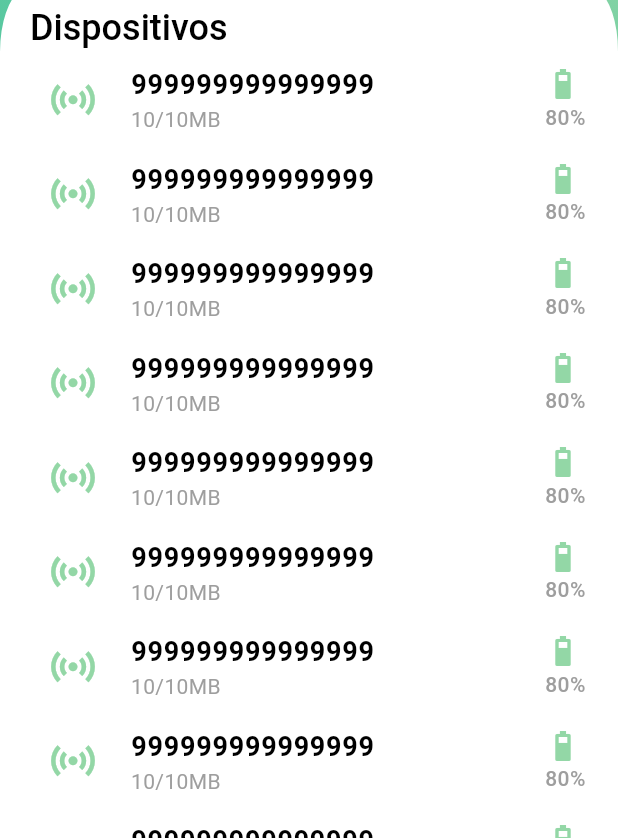
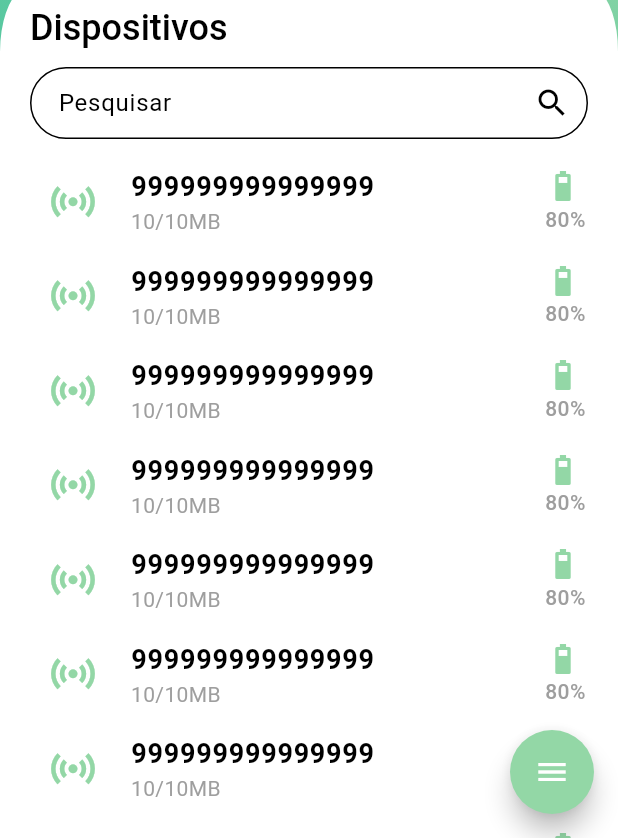
Before and after one commit to RobertoFMBarreto/guardian-people, a Flutter app: the screen it shows after launch, after a tap on "Nome Produtor", on a phone screen of 412 x 824 dp, the part 398-1236 px from its top. Run offline on Flutter 3.47's test engine with Material 2 defaults, Android fonts, the phone set to English and light mode, and no system bars; drawn by our look-alikes of flutter_speed_dial.

Commit message:
Added search field and floating action btn

```diff
--- a/lib/colors.dart
+++ b/lib/colors.dart
@@ -5,6 +5,7 @@ const gdBackgroundColor = Colors.white;
 const gdtOnBackgroundColor = Colors.black;
 const gdOnPrimaryColor = Colors.black;
 const gdSecondaryColor = Color.fromRGBO(147, 215, 166, 1);
+const gdSecondaryAltColor = Color.fromRGBO(147, 215, 166, 0.5);
 const gdOnSecondaryColor = Colors.white;
 const gdErrorColor = Color.fromRGBO(252, 118, 118, 1);
 const gdOnErrorColor = Color.fromRGBO(252, 118, 118, 1);
--- a/lib/main.dart
+++ b/lib/main.dart
@@ -40,7 +40,7 @@ class MyApp extends StatelessWidget {
         textSelectionTheme: const TextSelectionThemeData(
           cursorColor: gdSecondaryColor,
           selectionHandleColor: gdSecondaryColor,
-          selectionColor: gdSecondaryColor,
+          selectionColor: gdSecondaryAltColor,
         ),
         colorScheme: const ColorScheme(
           brightness: Brightness.light,
@@ -55,6 +55,24 @@ class MyApp extends StatelessWidget {
           surface: gdBackgroundColor,
           onSurface: gdtOnBackgroundColor,
         ),
+        inputDecorationTheme: InputDecorationTheme(
+          border: OutlineInputBorder(
+            borderRadius: BorderRadius.circular(50),
+          ),
+          focusedBorder: OutlineInputBorder(
+            borderRadius: BorderRadius.circular(50),
+          ),
+          errorBorder: OutlineInputBorder(
+            borderRadius: BorderRadius.circular(50),
+            borderSide: const BorderSide(color: gdErrorColor),
+          ),
+          floatingLabelStyle: const TextStyle(color: gdSecondaryTextColor),
+          filled: true,
+          contentPadding: const EdgeInsets.symmetric(
+            vertical: 0,
+            horizontal: 15,
+          ),
+        ),
         bottomSheetTheme: const BottomSheetThemeData(backgroundColor: gdBackgroundColor),
       ),
       initialRoute: '/admin',
--- /dev/null
+++ b/lib/models/models/custom_floating_btn_options.dart
@@ -0,0 +1,13 @@
+import 'package:flutter/material.dart';
+
+class CustomFloatingActionButtonOption {
+  final String title;
+  final IconData icon;
+  final Function()? onTap;
+
+  const CustomFloatingActionButtonOption({
+    required this.title,
+    required this.icon,
+    this.onTap,
+  });
+}
--- a/lib/pages/admin/producer_page.dart
+++ b/lib/pages/admin/producer_page.dart
@@ -1,7 +1,12 @@
 import 'package:flutter/material.dart';
+import 'package:guardian/models/models/custom_floating_btn_options.dart';
 import 'package:guardian/widgets/device_item.dart';
+import 'package:guardian/widgets/floating_action_button.dart';
+import 'package:guardian/widgets/inputs/search_field_input.dart';
 
-import '../../widgets/topbars/main_topbar/sliver_main_app_bar.dart';
+import 'package:guardian/widgets/topbars/main_topbar/sliver_main_app_bar.dart';
+
+import 'package:flutter_speed_dial/flutter_speed_dial.dart';
 
 class ProducerPage extends StatelessWidget {
   const ProducerPage({super.key});
@@ -10,6 +15,24 @@ class ProducerPage extends StatelessWidget {
   Widget build(BuildContext context) {
     ThemeData theme = Theme.of(context);
     return Scaffold(
+      floatingActionButton: CustomFloatingActionButton(
+        options: [
+          CustomFloatingActionButtonOption(
+            title: 'Adicionar Dispositivo',
+            icon: Icons.add,
+            onTap: () {
+              //!TODO: code for add device
+            },
+          ),
+          CustomFloatingActionButtonOption(
+            title: 'Remover Dispositivo',
+            icon: Icons.remove,
+            onTap: () {
+              //!TODO: code for remove device
+            },
+          ),
+        ],
+      ),
       body: SafeArea(
         child: CustomScrollView(
           slivers: [
@@ -47,8 +70,14 @@ class ProducerPage extends StatelessWidget {
                 ),
               ),
             ),
+            const SliverToBoxAdapter(
+              child: Padding(
+                padding: EdgeInsets.symmetric(horizontal: 20.0, vertical: 10.0),
+                child: SearchFieldInput(label: 'Pesquisar'),
+              ),
+            ),
             SliverList.builder(
-              itemCount: 10,
+              itemCount: 20,
               itemBuilder: (context, index) => const DeviceItem(
                 deviceImei: 999999999999999,
                 deviceData: 10,
--- /dev/null
+++ b/lib/widgets/floating_action_button.dart
@@ -0,0 +1,43 @@
+import 'package:flutter/material.dart';
+import 'package:flutter_speed_dial/flutter_speed_dial.dart';
+import 'package:guardian/models/models/custom_floating_btn_options.dart';
+
+class CustomFloatingActionButton extends StatelessWidget {
+  final List<CustomFloatingActionButtonOption> options;
+  const CustomFloatingActionButton({super.key, required this.options});
+
+  @override
+  Widget build(BuildContext context) {
+    ThemeData theme = Theme.of(context);
+    return SpeedDial(
+      elevation: 7,
+      backgroundColor: theme.colorScheme.secondary,
+      activeBackgroundColor: theme.colorScheme.onSecondary,
+      activeChild: Icon(
+        Icons.close,
+        color: theme.colorScheme.secondary,
+      ),
+      children: options
+          .map(
+            (e) => SpeedDialChild(
+              label: e.title,
+              elevation: 7,
+              backgroundColor: Colors.white,
+              shape: const CircleBorder(),
+              labelStyle: theme.textTheme.bodyLarge!.copyWith(
+                color: Colors.black,
+              ),
+              child: Icon(
+                e.icon,
+              ),
+              onTap: e.onTap,
+            ),
+          )
+          .toList(),
+      child: Icon(
+        Icons.menu,
+        color: theme.colorScheme.onSecondary,
+      ),
+    );
+  }
+}
--- /dev/null
+++ b/lib/widgets/inputs/search_field_input.dart
@@ -0,0 +1,18 @@
+import 'package:flutter/material.dart';
+
+class SearchFieldInput extends StatelessWidget {
+  final String label;
+  final Function(String)? onChanged;
+  const SearchFieldInput({super.key, required this.label, this.onChanged});
+
+  @override
+  Widget build(BuildContext context) {
+    return TextField(
+      onChanged: onChanged,
+      decoration: InputDecoration(
+        suffixIcon: const Icon(Icons.search),
+        labelText: label,
+      ),
+    );
+  }
+}
--- a/pubspec.yaml
+++ b/pubspec.yaml
@@ -34,6 +34,7 @@ dependencies:
   # The following adds the Cupertino Icons font to your application.
   # Use with the CupertinoIcons class for iOS style icons.
   cupertino_icons: ^1.0.2
+  flutter_speed_dial: ^7.0.0
 
 dev_dependencies:
   flutter_test:
```
Also changed, not shown: pubspec.lock.
